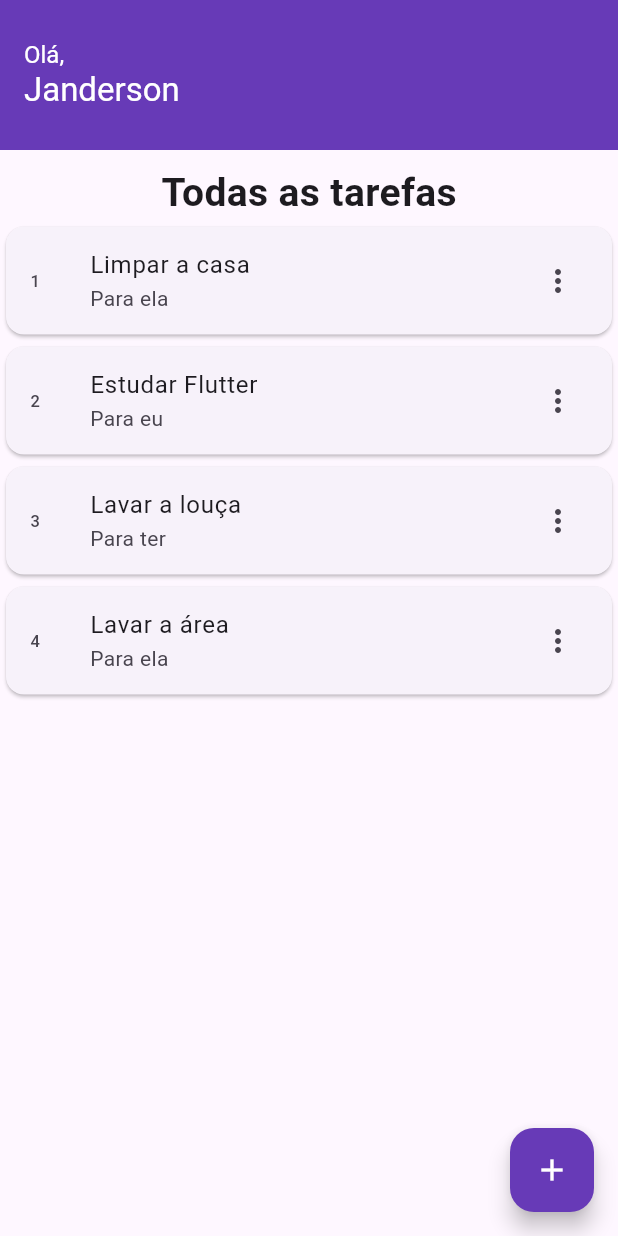
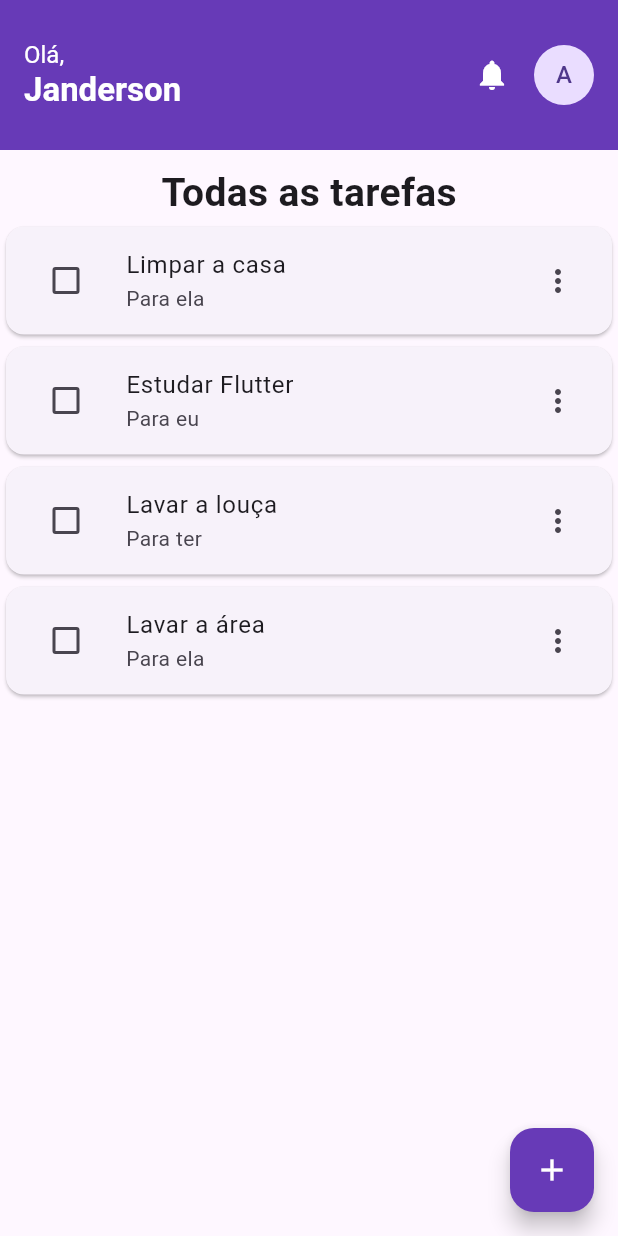
Before and after one commit to JandersonThomaz/ToDo_Terca, a Flutter app: the screen it shows after launch, on a phone screen of 412 x 824 dp. Run offline on Flutter 3.47's test engine with Material 3 defaults, Android fonts, the phone set to English and light mode, and no system bars.

Commit message:
Alterações da aula 02/09/2025

```diff
--- a/lib/main.dart
+++ b/lib/main.dart
@@ -1,5 +1,6 @@
 import 'package:flutter/material.dart';
 import 'package:todo_terca/models/tarefa.dart';
+import 'package:todo_terca/screens/home_screen.dart';
 import 'package:todo_terca/services/tarefa_service.dart';
 
 void main() {
@@ -11,8 +12,6 @@ class MainApp extends StatelessWidget {
 
   @override
   Widget build(BuildContext context) {
-    List<Tarefa> tarefas = TarefaService().listarTodas();
-
     return MaterialApp(
       theme: ThemeData(
         appBarTheme: AppBarTheme(
@@ -25,43 +24,7 @@ class MainApp extends StatelessWidget {
           foregroundColor: Colors.white,
         ),
       ),
-      home: Scaffold(
-        appBar: AppBar(
-          title: Column(
-            crossAxisAlignment: CrossAxisAlignment.start,
-            children: [
-              Text("Olá,", style: TextStyle(fontSize: 16.0)),
-              Text("Janderson", style: TextStyle()),
-            ],
-          ),
-        ),
-        body: Column(
-          children: [
-            SizedBox(height: 10),
-            Text(
-              "Todas as tarefas",
-              style: TextStyle(fontSize: 26, fontWeight: FontWeight.w600),
-            ),
-            Expanded(
-              child: ListView.builder(
-                itemCount: tarefas.length,
-                itemBuilder: (context, index) => Card(
-                  child: ListTile(
-                    leading: Text(tarefas[index].id.toString()),
-                    title: Text(tarefas[index].titulo),
-                    subtitle: Text(tarefas[index].descricao),
-                    trailing: Icon(Icons.more_vert),
-                  ),
-                ),
-              ),
-            ),
-          ],
-        ),
-        floatingActionButton: FloatingActionButton(
-          onPressed: null,
-          child: Icon(Icons.add),
-        ),
-      ),
+      home: HomeScreen(),
     );
   }
 }
--- /dev/null
+++ b/lib/screens/home_screen.dart
@@ -0,0 +1,84 @@
+import 'package:flutter/material.dart';
+import 'package:todo_terca/models/tarefa.dart';
+import 'package:todo_terca/screens/adicionar_task_screen.dart';
+import 'package:todo_terca/services/tarefa_service.dart';
+
+class HomeScreen extends StatefulWidget {
+  const HomeScreen({super.key});
+
+  @override
+  State<StatefulWidget> createState() => _HomeScreenState();
+}
+
+class _HomeScreenState extends State<HomeScreen> {
+  List<Tarefa> tarefas = TarefaService().listarTodas();
+
+  @override
+  Widget build(BuildContext context) {
+    return Scaffold(
+      appBar: AppBar(
+        actions: <Widget>[
+          Padding(
+            padding: const EdgeInsets.only(right: 16.0),
+            child: Icon(Icons.notifications),
+          ),
+          Padding(
+            padding: const EdgeInsets.only(right: 16.0),
+            child: CircleAvatar(child: Text("A")),
+          ),
+        ],
+        title: Column(
+          crossAxisAlignment: CrossAxisAlignment.start,
+          children: [
+            Text("Olá,", style: TextStyle(fontSize: 16.0)),
+            Text("Janderson", style: TextStyle(fontWeight: FontWeight.w700)),
+          ],
+        ),
+      ),
+      body: Column(
+        children: [
+          SizedBox(height: 10),
+          Text(
+            "Todas as tarefas",
+            style: TextStyle(fontSize: 26, fontWeight: FontWeight.w600),
+          ),
+          Expanded(
+            child: ListView.builder(
+              itemCount: tarefas.length,
+              itemBuilder: (context, index) => Card(
+                child: ListTile(
+                  leading: Checkbox(
+                    value: tarefas[index].finalizada,
+                    onChanged: (valor) {
+                      setState(() {
+                        if (valor == true) {
+                          tarefas[index].finalizar();
+                        } else {
+                          tarefas[index].iniciar();
+                        }
+                      });
+                    },
+                  ),
+                  title: Text(tarefas[index].titulo),
+                  subtitle: Text(tarefas[index].descricao),
+                  trailing: Icon(Icons.more_vert),
+                ),
+              ),
+            ),
+          ),
+        ],
+      ),
+      floatingActionButton: FloatingActionButton(
+        onPressed: () {
+          Navigator.push(
+            context,
+            MaterialPageRoute(
+              builder: (context) => const AdicionarTaskScreen(),
+            ),
+          );
+        },
+        child: Icon(Icons.add),
+      ),
+    );
+  }
+}
```
Also changed, not shown: lib/models/tarefa.dart (+9 -0 lines), lib/screens/adicionar_task_screen.dart (added, +40 -0 lines), lib/services/tarefa_service.dart (line endings or trailing spaces).
